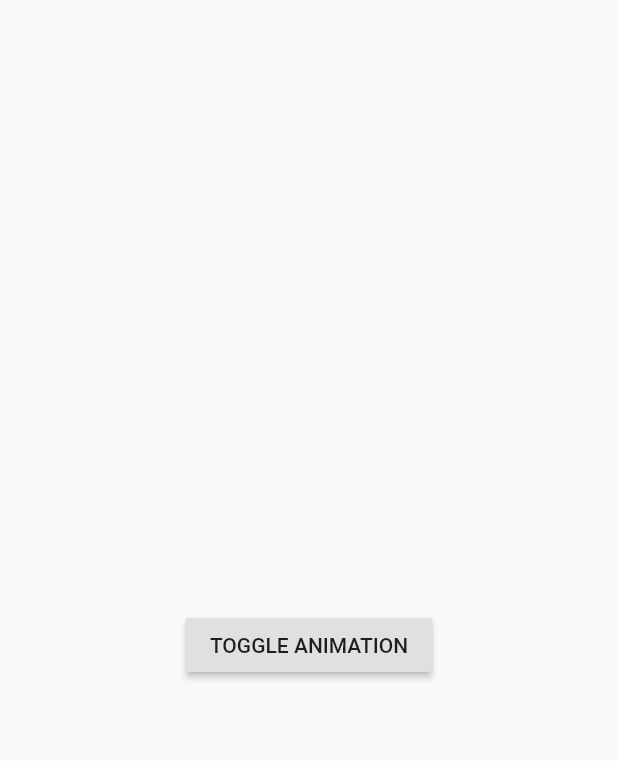
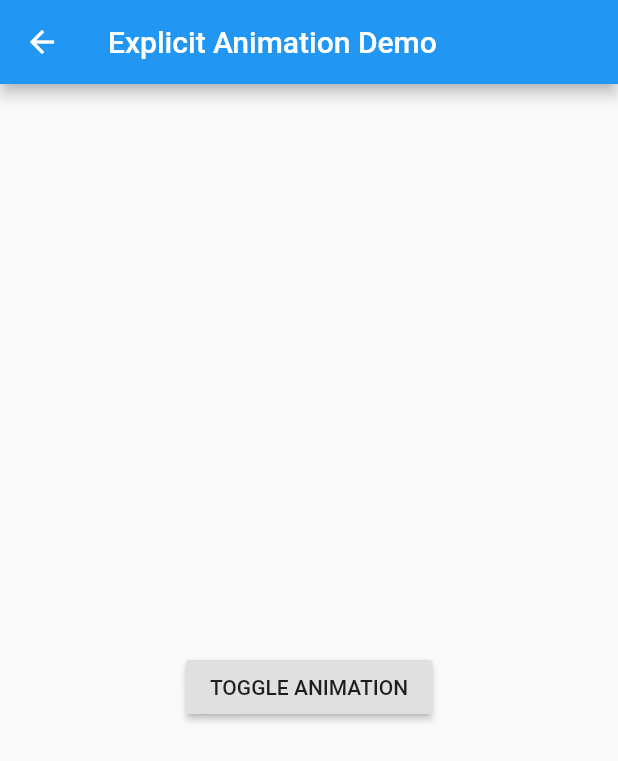
Before and after one commit to udos86/flutter-material-motion, a Flutter app: the ExplicitAnimationWidget screen opened directly, on a phone screen of 412 x 824 dp. Shown: the top 761 px of the screen. Run offline on Flutter 3.47's test engine with Material 2 defaults, Android fonts, the phone set to English and light mode, and no system bars.

Commit message:
adds code refactoring

```diff
--- a/lib/explicit_animation.dart
+++ b/lib/explicit_animation.dart
@@ -2,7 +2,8 @@ import 'package:flutter/material.dart';
 
 class ExplicitAnimationWidget extends StatefulWidget {
   @override
-  _ExplicitAnimationWidgetState createState() => _ExplicitAnimationWidgetState();
+  _ExplicitAnimationWidgetState createState() =>
+      _ExplicitAnimationWidgetState();
 }
 
 class _ExplicitAnimationWidgetState extends State<ExplicitAnimationWidget>
@@ -33,7 +34,11 @@ class _ExplicitAnimationWidgetState extends State<ExplicitAnimationWidget>
 
   @override
   Widget build(BuildContext context) {
-    return SizedBox.expand(
+    return Scaffold(
+      appBar: AppBar(
+        title: const Text('Explicit Animation Demo'),
+      ),
+      body: SizedBox.expand(
         child: Column(
           mainAxisAlignment: MainAxisAlignment.center,
           children: [
@@ -49,13 +54,15 @@ class _ExplicitAnimationWidgetState extends State<ExplicitAnimationWidget>
             RaisedButton(
               child: Text('TOGGLE ANIMATION'),
               onPressed: () {
-              final forward = _controller.status == AnimationStatus.dismissed ||
+                final forward =
+                    _controller.status == AnimationStatus.dismissed ||
                         _controller.status == AnimationStatus.reverse;
                 forward ? _controller.forward() : _controller.reverse();
               },
             )
           ],
         ),
+      ),
     );
   }
 }
--- a/lib/main.dart
+++ b/lib/main.dart
@@ -1,7 +1,8 @@
 import 'package:animations/animations.dart';
 import 'package:flutter/material.dart';
-import 'package:flutter_material_motion/fade_scale.dart';
-import 'package:flutter_material_motion/shared_axis.dart';
+import 'package:flutter_material_motion/fade_scale_transition.dart';
+import 'package:flutter_material_motion/shared_axis_transition.dart';
+import 'package:flutter_material_motion/slivers.dart';
 
 import 'container_transform.dart';
 
```
Also changed, not shown: lib/fade_scale_transition.dart (renamed from lib/fade_scale.dart), lib/shared_axis_transition.dart (renamed from lib/shared_axis.dart). Lines whose indentation alone changed are shown as unchanged.
